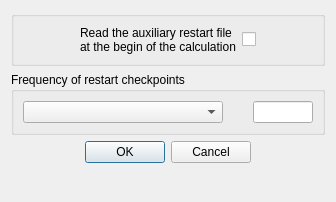
code-saturne/code_saturne, file gui/Pages/StartRestartAdvancedDialogForm.ui: the form before one commit.
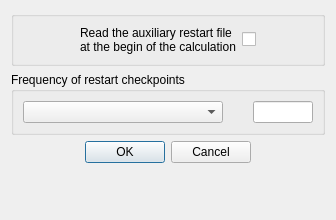
The form after the commit.

The edit to the form file:
```diff
--- a/gui/Pages/StartRestartAdvancedDialogForm.ui
+++ b/gui/Pages/StartRestartAdvancedDialogForm.ui
@@ -1,12 +1,12 @@
 <ui version="4.0" >
  <class>StartRestartAdvancedDialogForm</class>
- <widget class="QDialog" name="StartRestartAdvancedDialogForm" >
-  <property name="geometry" >
+ <widget class="QDialog" name="StartRestartAdvancedDialogForm">
+  <property name="geometry">
    <rect>
     <x>0</x>
     <y>0</y>
     <width>336</width>
-    <height>202</height>
+    <height>220</height>
    </rect>
   </property>
   <property name="windowTitle" >
```
Left out of the diff: 104 changed lines with no effect on the pictures.
